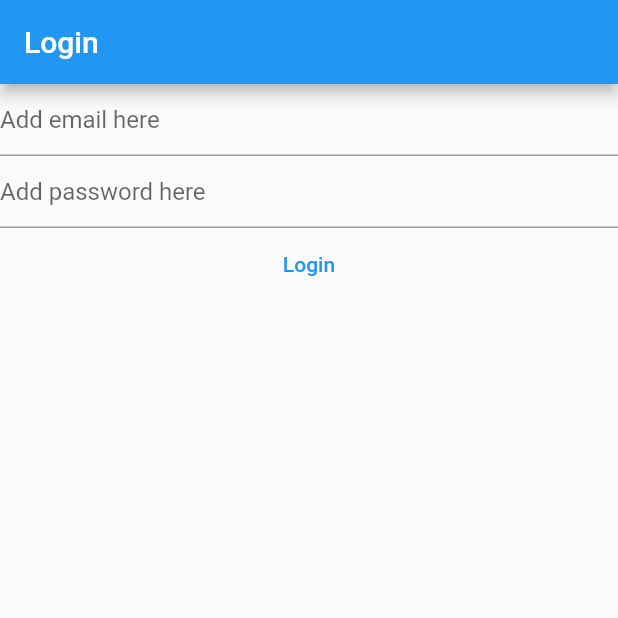
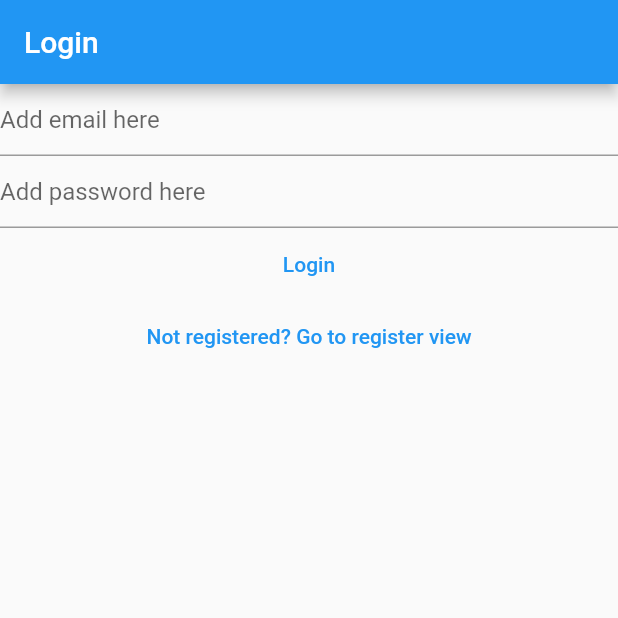
Before and after one commit to Sinojon205/mynotes, a Flutter app: the screen it shows after launch, after a tap on "Login", on a phone screen of 412 x 824 dp, the top half of it. Run offline on Flutter 3.47's test engine with Material 3 defaults, Android fonts, the phone set to English and light mode, and no system bars; our stand-ins replace firebase_auth, firebase_core; accounts and stored records are empty; network calls fail.

Commit message:
added routes and sign in signout register verify

```diff
--- /dev/null
+++ b/lib/constants/routes.dart
@@ -0,0 +1,3 @@
+const loginRoute = '/login/';
+const registerRoute = '/register/';
+const notesRoute = '/notes/';
--- a/lib/login_view.dart
+++ b/lib/login_view.dart
@@ -1,10 +1,8 @@
+import 'dart:developer' as devtools show log;
 
 import 'package:firebase_auth/firebase_auth.dart';
-import 'package:firebase_core/firebase_core.dart';
-import 'package:flutter/cupertino.dart';
 import 'package:flutter/material.dart';
-
-import 'firebase_options.dart';
+import 'package:mynotes/constants/routes.dart';
 
 class LoginView extends StatefulWidget {
   const LoginView({super.key});
@@ -39,13 +37,7 @@ class _HomePageState extends State<LoginView> {
       appBar: AppBar(
         title: Text('Login'),
       ),
-        body: FutureBuilder(
-            future: Firebase.initializeApp(
-                options: DefaultFirebaseOptions.currentPlatform),
-            builder: (context, snapshot) {
-              switch (snapshot.connectionState) {
-                case ConnectionState.done:
-                  return Column(children: [
+      body: Column(children: [
         TextField(
           controller: _email,
           keyboardType: TextInputType.emailAddress,
@@ -56,8 +48,7 @@ class _HomePageState extends State<LoginView> {
           obscureText: true,
           enableSuggestions: false,
           autocorrect: false,
-                      decoration:
-                      InputDecoration(hintText: 'Add password here'),
+          decoration: InputDecoration(hintText: 'Add password here'),
         ),
         TextButton(
           onPressed: () async {
@@ -65,19 +56,25 @@ class _HomePageState extends State<LoginView> {
             final password = _password.text;
             try {
               final userCredential = await FirebaseAuth.instance
-                              .signInWithEmailAndPassword(
-                              email: email, password: password);
-                          print(userCredential);
+                  .signInWithEmailAndPassword(email: email, password: password);
+              devtools.log(userCredential.toString());
+              Navigator.of(context)
+                  .pushNamedAndRemoveUntil(notesRoute, (_) => false);
             } on FirebaseAuthException catch (e) {
-                          print(e.message);
+              devtools.log(e.code.toString());
+              devtools.log(e.message.toString());
             }
           },
           child: const Text('Login'),
+        ),
+        TextButton(
+          onPressed: () async {
+            Navigator.of(context)
+                .pushNamedAndRemoveUntil(registerRoute, (route) => false);
+          },
+          child: const Text('Not registered? Go to register view'),
         )
-                  ]);
-                default:
-                  return Center(child: Text('Waiting...'));
-              }
-            }));
+      ]),
+    );
   }
 }
```
Also changed, not shown: lib/main.dart (+85 -12 lines), lib/register_view.dart (+12 -16 lines), lib/verify_email_view.dart (added, +26 -0 lines). Lines whose indentation alone changed are shown as unchanged.
